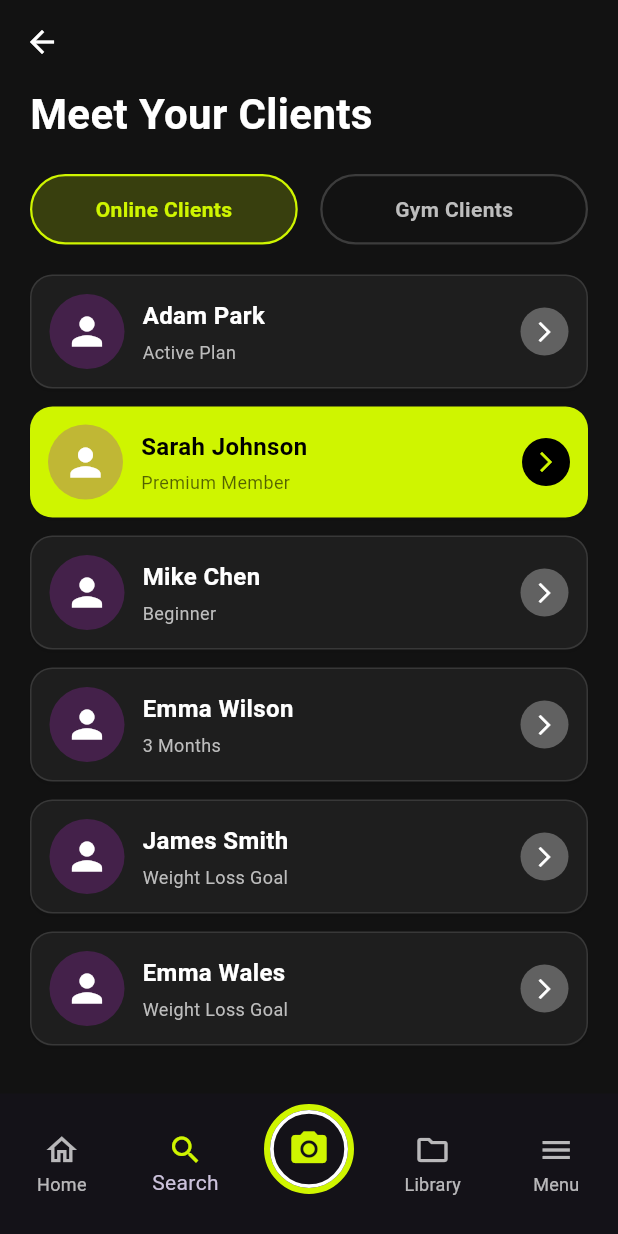
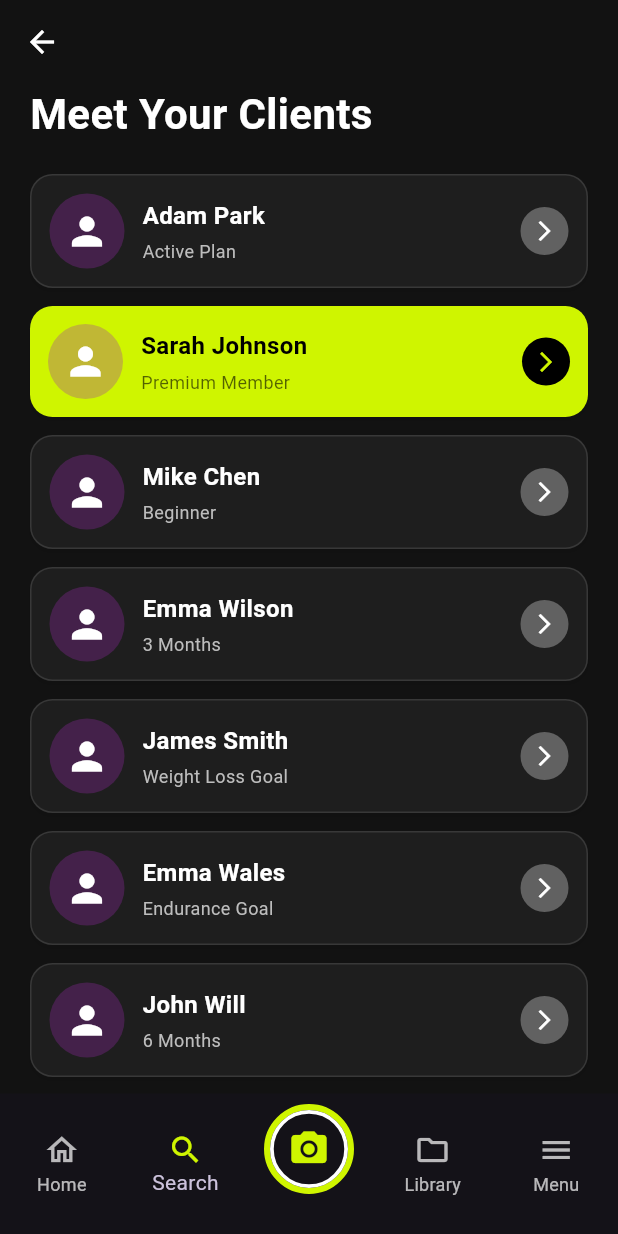
Before and after one commit to REPZ-AR/repz-ar, a Flutter app: the screen it shows after launch, item 2 of the bottom bar chosen, on a phone screen of 412 x 824 dp. Run offline on Flutter 3.47's test engine with Material 3 defaults, Android fonts, the phone set to English and light mode, and no system bars; our stand-ins replace camera; missing offline and left inert: google_mlkit_commons, google_mlkit_object_detection, google_mlkit_pose_detection.

Commit message:
Update client management page structure

```diff
--- a/repz/lib/views/client_management.dart
+++ b/repz/lib/views/client_management.dart
@@ -10,8 +10,6 @@ class ClientManagementPage extends StatefulWidget {
 }
 
 class _ClientManagementPageState extends State<ClientManagementPage> {
-  bool isOnlineClients = true;
-
   @override
   Widget build(BuildContext context) {
     // Theme colors matching HomePage
@@ -44,81 +42,6 @@ class _ClientManagementPageState extends State<ClientManagementPage> {
                 fontWeight: FontWeight.bold,
                 color: textColor,
               ),
-            ),
-          ),
-          const SizedBox(height: 20),
-
-          // Tab Buttons
-          Padding(
-            padding: const EdgeInsets.symmetric(horizontal: 20),
-            child: Row(
-              children: [
-                Expanded(
-                  child: GestureDetector(
-                    onTap: () {
-                      setState(() {
-                        isOnlineClients = true;
-                      });
-                    },
-                    child: Container(
-                      padding: const EdgeInsets.symmetric(vertical: 12),
-                      decoration: BoxDecoration(
-                        color: isOnlineClients
-                            ? accentColor.withOpacity(0.2)
-                            : Colors.transparent,
-                        borderRadius: BorderRadius.circular(25),
-                        border: Border.all(
-                          color: isOnlineClients ? accentColor : Colors.grey.withOpacity(0.3),
-                          width: 1.5,
-                        ),
-                      ),
-                      child: Center(
-                        child: Text(
-                          'Online Clients',
-                          style: TextStyle(
-                            fontSize: 14,
-                            fontWeight: FontWeight.w600,
-                            color: isOnlineClients ? accentColor : secondaryTextColor,
-                          ),
-                        ),
-                      ),
-                    ),
-                  ),
-                ),
-                const SizedBox(width: 15),
-                Expanded(
-                  child: GestureDetector(
-                    onTap: () {
-                      setState(() {
-                        isOnlineClients = false;
-                      });
-                    },
-                    child: Container(
-                      padding: const EdgeInsets.symmetric(vertical: 12),
-                      decoration: BoxDecoration(
-                        color: !isOnlineClients
-                            ? accentColor.withOpacity(0.2)
-                            : Colors.transparent,
-                        borderRadius: BorderRadius.circular(25),
-                        border: Border.all(
-                          color: !isOnlineClients ? accentColor : Colors.grey.withOpacity(0.3),
-                          width: 1.5,
-                        ),
-                      ),
-                      child: Center(
-                        child: Text(
-                          'Gym Clients',
-                          style: TextStyle(
-                            fontSize: 14,
-                            fontWeight: FontWeight.w600,
-                            color: !isOnlineClients ? accentColor : secondaryTextColor,
-                          ),
-                        ),
-                      ),
-                    ),
-                  ),
-                ),
-              ],
             ),
           ),
           const SizedBox(height: 20),
@@ -193,7 +116,19 @@ class _ClientManagementPageState extends State<ClientManagementPage> {
 
                 _buildClientCard(
                   name: 'Emma Wales',
-                  subtitle: 'Weight Loss Goal',
+                  subtitle: 'Endurance Goal',
+                  isHighlighted: false,
+                  avatarColor: Colors.purple,
+                  cardColor: cardColor,
+                  textColor: textColor,
+                  secondaryTextColor: secondaryTextColor,
+                  accentColor: accentColor,
+                ),
+                const SizedBox(height: 12),
+
+                _buildClientCard(
+                  name: 'John Will',
+                  subtitle: '6 Months',
                   isHighlighted: false,
                   avatarColor: Colors.purple,
                   cardColor: cardColor,
```
